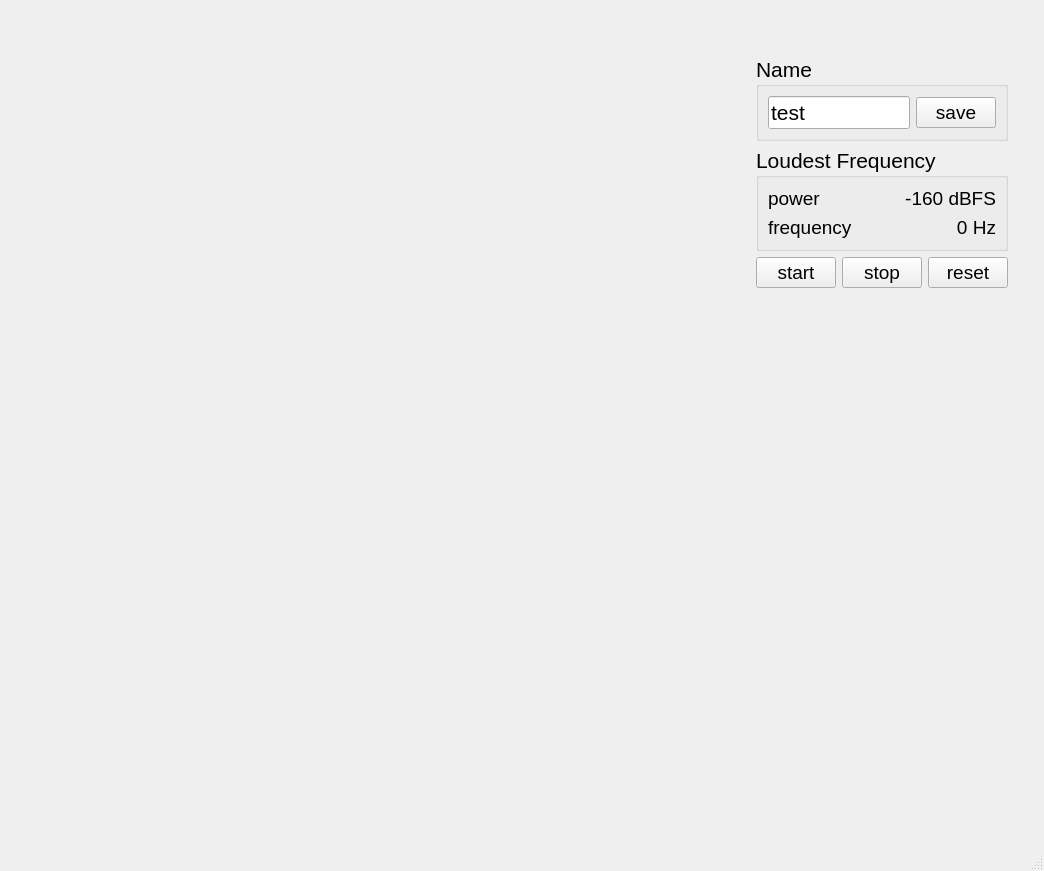
jens-j/krijseenprijs, file plots.ui: the form before one commit.
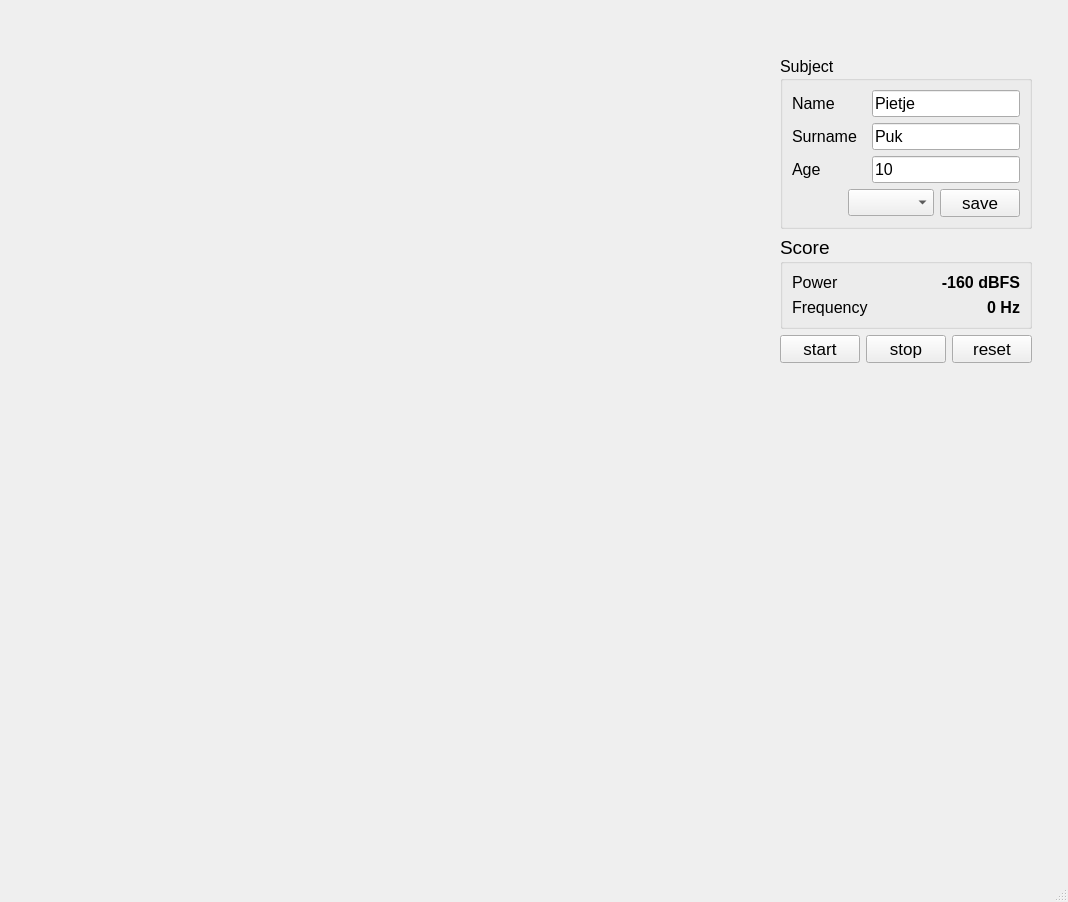
The form after the commit. Custom widgets are drawn as their Qt base class.

Commit message: printer output

```diff
--- a/plots.ui
+++ b/plots.ui
@@ -6,8 +6,8 @@
    <rect>
     <x>0</x>
     <y>0</y>
-    <width>1044</width>
-    <height>871</height>
+    <width>1068</width>
+    <height>902</height>
    </rect>
   </property>
   <property name="windowTitle">
@@ -29,7 +29,7 @@
          <property name="sizePolicy">
           <sizepolicy hsizetype="Preferred" vsizetype="Preferred">
            <horstretch>0</horstretch>
-           <verstretch>1</verstretch>
+           <verstretch>2</verstretch>
           </sizepolicy>
          </property>
          <layout class="QVBoxLayout" name="verticalLayout_3"/>
@@ -40,7 +40,7 @@
          <property name="sizePolicy">
           <sizepolicy hsizetype="Preferred" vsizetype="Preferred">
            <horstretch>0</horstretch>
-           <verstretch>2</verstretch>
+           <verstretch>3</verstretch>
           </sizepolicy>
          </property>
         </widget>
@@ -62,7 +62,7 @@
          <property name="sizePolicy">
           <sizepolicy hsizetype="Preferred" vsizetype="Preferred">
            <horstretch>0</horstretch>
-           <verstretch>1</verstretch>
+           <verstretch>2</verstretch>
           </sizepolicy>
          </property>
          <layout class="QHBoxLayout" name="horizontalLayout_4">
@@ -71,7 +71,7 @@
             <property name="sizePolicy">
              <sizepolicy hsizetype="Preferred" vsizetype="Preferred">
               <horstretch>0</horstretch>
-              <verstretch>1</verstretch>
+              <verstretch>2</verstretch>
              </sizepolicy>
             </property>
             <layout class="QVBoxLayout" name="verticalLayout_4">
@@ -105,27 +105,165 @@
               <widget class="QGroupBox" name="groupBox_2">
                <property name="font">
                 <font>
-                 <pointsize>16</pointsize>
+                 <pointsize>12</pointsize>
                 </font>
                </property>
                <property name="title">
-                <string>Name</string>
+                <string>Subject</string>
                </property>
                <layout class="QVBoxLayout" name="verticalLayout_6">
                 <item>
-                 <layout class="QHBoxLayout" name="horizontalLayout_7">
+                 <layout class="QHBoxLayout" name="horizontalLayout_6">
+                  <item>
+                   <widget class="QLabel" name="label_2">
+                    <property name="sizePolicy">
+                     <sizepolicy hsizetype="Preferred" vsizetype="Preferred">
+                      <horstretch>1</horstretch>
+                      <verstretch>0</verstretch>
+                     </sizepolicy>
+                    </property>
+                    <property name="font">
+                     <font>
+                      <pointsize>12</pointsize>
+                     </font>
+                    </property>
+                    <property name="text">
+                     <string>Name</string>
+                    </property>
+                   </widget>
+                  </item>
                   <item>
                    <widget class="QLineEdit" name="lineName">
+                    <property name="sizePolicy">
+                     <sizepolicy hsizetype="Expanding" vsizetype="Fixed">
+                      <horstretch>2</horstretch>
+                      <verstretch>0</verstretch>
+                     </sizepolicy>
+                    </property>
+                    <property name="font">
+                     <font>
+                      <pointsize>12</pointsize>
+                     </font>
+                    </property>
                     <property name="text">
-                     <string>test</string>
+                     <string>Pietje</string>
                     </property>
+                    <property name="alignment">
+                     <set>Qt::AlignLeading|Qt::AlignLeft|Qt::AlignVCenter</set>
+                    </property>
                    </widget>
+                  </item>
+                 </layout>
+                </item>
+                <item>
+                 <layout class="QHBoxLayout" name="horizontalLayout_7">
+                  <item>
+                   <widget class="QLabel" name="label_4">
+                    <property name="sizePolicy">
+                     <sizepolicy hsizetype="Preferred" vsizetype="Preferred">
+                      <horstretch>1</horstretch>
+                      <verstretch>0</verstretch>
+                     </sizepolicy>
+                    </property>
+                    <property name="font">
+                     <font>
+                      <pointsize>12</pointsize>
+                     </font>
+                    </property>
+                    <property name="text">
+                     <string>Surname</string>
+                    </property>
+                   </widget>
+                  </item>
+                  <item>
+                   <widget class="QLineEdit" name="lineSurname">
+                    <property name="sizePolicy">
+                     <sizepolicy hsizetype="Expanding" vsizetype="Fixed">
+                      <horstretch>2</horstretch>
+                      <verstretch>0</verstretch>
+                     </sizepolicy>
+                    </property>
+                    <property name="font">
+                     <font>
+                      <pointsize>12</pointsize>
+                     </font>
+                    </property>
+                    <property name="text">
+                     <string>Puk</string>
+                    </property>
+                    <property name="alignment">
+                     <set>Qt::AlignLeading|Qt::AlignLeft|Qt::AlignVCenter</set>
+                    </property>
+                   </widget>
+                  </item>
+                 </layout>
+                </item>
+                <item>
+                 <layout class="QHBoxLayout" name="horizontalLayout_8">
+                  <item>
+                   <widget class="QLabel" name="label_5">
+                    <property name="sizePolicy">
+                     <sizepolicy hsizetype="Preferred" vsizetype="Preferred">
+                      <horstretch>1</horstretch>
+                      <verstretch>0</verstretch>
+                     </sizepolicy>
+                    </property>
+                    <property name="font">
+                     <font>
+                      <pointsize>12</pointsize>
+                     </font>
+                    </property>
+                    <property name="text">
+                     <string>Age</string>
+                    </property>
+                   </widget>
+                  </item>
+                  <item>
+                   <widget class="QLineEdit" name="lineAge">
+                    <property name="sizePolicy">
+                     <sizepolicy hsizetype="Expanding" vsizetype="Fixed">
+                      <horstretch>2</horstretch>
+                      <verstretch>0</verstretch>
+                     </sizepolicy>
+                    </property>
+                    <property name="font">
+                     <font>
+                      <pointsize>12</pointsize>
+                     </font>
+                    </property>
+                    <property name="text">
+                     <string>10</string>
+                    </property>
+                    <property name="alignment">
+                     <set>Qt::AlignLeading|Qt::AlignLeft|Qt::AlignVCenter</set>
+                    </property>
+                   </widget>
+                  </item>
+                 </layout>
+                </item>
+                <item>
+                 <layout class="QHBoxLayout" name="horizontalLayout_9">
+                  <item>
+                   <spacer name="horizontalSpacer">
+                    <property name="orientation">
+                     <enum>Qt::Horizontal</enum>
+                    </property>
+                    <property name="sizeHint" stdset="0">
+                     <size>
+                      <width>40</width>
+                      <height>20</height>
+                     </size>
+                    </property>
+                   </spacer>
+                  </item>
+                  <item>
+                   <widget class="QComboBox" name="boxPrinter"/>
                   </item>
                   <item>
                    <widget class="QPushButton" name="saveButton">
                     <property name="font">
                      <font>
-                      <pointsize>14</pointsize>
+                      <pointsize>13</pointsize>
                      </font>
                     </property>
                     <property name="text">
@@ -142,11 +280,11 @@
               <widget class="QGroupBox" name="groupBox">
                <property name="font">
                 <font>
-                 <pointsize>16</pointsize>
+                 <pointsize>14</pointsize>
                 </font>
                </property>
                <property name="title">
-                <string>Loudest Frequency</string>
+                <string>Score</string>
                </property>
                <layout class="QVBoxLayout" name="verticalLayout_5">
                 <item>
@@ -155,11 +293,11 @@
                    <widget class="QLabel" name="label">
                     <property name="font">
                      <font>
-                      <pointsize>14</pointsize>
+                      <pointsize>12</pointsize>
                      </font>
                     </property>
                     <property name="text">
-                     <string>power</string>
+                     <string>Power</string>
                     </property>
                    </widget>
                   </item>
@@ -167,7 +305,9 @@
                    <widget class="QLabel" name="lblPower">
                     <property name="font">
                      <font>
-                      <pointsize>14</pointsize>
+                      <pointsize>12</pointsize>
+                      <weight>75</weight>
+                      <bold>true</bold>
                      </font>
                     </property>
                     <property name="layoutDirection">
@@ -189,11 +329,11 @@
                    <widget class="QLabel" name="label_3">
                     <property name="font">
                      <font>
-                      <pointsize>14</pointsize>
+                      <pointsize>12</pointsize>
                      </font>
                     </property>
                     <property name="text">
-                     <string>frequency</string>
+                     <string>Frequency</string>
                     </property>
                    </widget>
                   </item>
@@ -201,7 +341,9 @@
                    <widget class="QLabel" name="lblFrequency">
                     <property name="font">
                      <font>
-                      <pointsize>14</pointsize>
+                      <pointsize>12</pointsize>
+                      <weight>75</weight>
+                      <bold>true</bold>
                      </font>
                     </property>
                     <property name="text">
@@ -223,7 +365,7 @@
                 <widget class="QPushButton" name="startButton">
                  <property name="font">
                   <font>
-                   <pointsize>14</pointsize>
+                   <pointsize>13</pointsize>
                   </font>
                  </property>
                  <property name="text">
@@ -235,7 +377,7 @@
                 <widget class="QPushButton" name="stopButton">
                  <property name="font">
                   <font>
-                   <pointsize>14</pointsize>
+                   <pointsize>13</pointsize>
                   </font>
                  </property>
                  <property name="text">
@@ -247,7 +389,7 @@
                 <widget class="QPushButton" name="resetButton">
                  <property name="font">
                   <font>
-                   <pointsize>14</pointsize>
+                   <pointsize>13</pointsize>
                   </font>
                  </property>
                  <property name="text">
@@ -268,7 +410,7 @@
          <property name="sizePolicy">
           <sizepolicy hsizetype="Preferred" vsizetype="Preferred">
            <horstretch>1</horstretch>
-           <verstretch>2</verstretch>
+           <verstretch>3</verstretch>
           </sizepolicy>
          </property>
         </widget>
```
Left out of the diff: 4 changed lines with no effect on the pictures. The commit also changes 2 other files.
